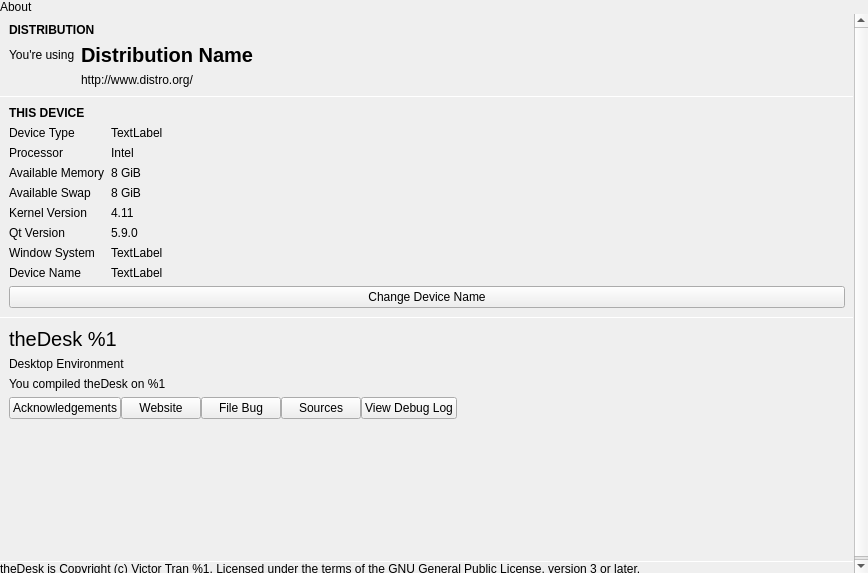
Before: the Qt Designer form desktop/systemsettings/about/about.ui in theCheeseboard/thedesk, drawn with Qt 5.
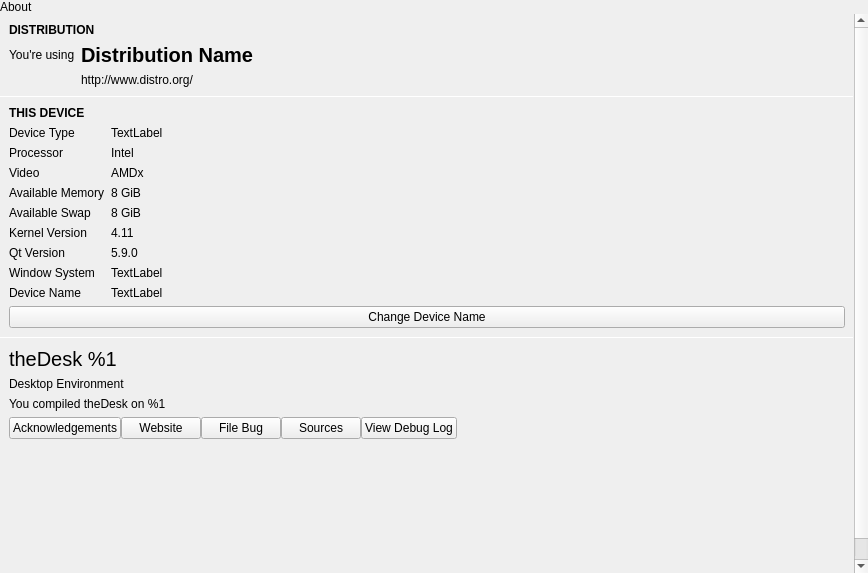
After: the same form once the commit is applied. Icons and pictures are not drawn. Custom widgets are drawn as their Qt base class.

Commit message: Add video information to about page

Diff of the .ui file:
```diff
--- a/desktop/systemsettings/about/about.ui
+++ b/desktop/systemsettings/about/about.ui
@@ -48,9 +48,9 @@
       <property name="geometry">
        <rect>
         <x>0</x>
-        <y>0</y>
+        <y>-105</y>
         <width>854</width>
-        <height>638</height>
+        <height>661</height>
        </rect>
       </property>
       <layout class="QHBoxLayout" name="horizontalLayout">
@@ -223,35 +223,17 @@
                 <property name="spacing">
                  <number>6</number>
                 </property>
-                <item row="2" column="0">
-                 <widget class="QLabel" name="label_107">
+                <item row="2" column="1">
+                 <widget class="tStandardLabel" name="processorType">
                   <property name="text">
-                   <string>Processor</string>
+                   <string notr="true">Intel</string>
                   </property>
                  </widget>
                 </item>
-                <item row="9" column="0" colspan="2">
-                 <widget class="QPushButton" name="changeHostnameButton">
+                <item row="5" column="0">
+                 <widget class="QLabel" name="label_89">
                   <property name="text">
-                   <string>Change Device Name</string>
-                  </property>
-                  <property name="icon">
-                   <iconset theme="edit-rename">
-                    <normaloff>.</normaloff>.</iconset>
-                  </property>
-                 </widget>
-                </item>
-                <item row="4" column="1">
-                 <widget class="QLabel" name="availableSwap">
-                  <property name="text">
-                   <string notr="true">8 GiB</string>
-                  </property>
-                 </widget>
-                </item>
-                <item row="5" column="1">
-                 <widget class="QLabel" name="kernelVersion">
-                  <property name="text">
-                   <string notr="true">4.11</string>
+                   <string>Available Swap</string>
                   </property>
                  </widget>
                 </item>
@@ -267,86 +249,31 @@
                   </property>
                  </widget>
                 </item>
-                <item row="8" column="1">
-                 <widget class="QLabel" name="hostnameLabel">
-                  <property name="text">
-                   <string notr="true">TextLabel</string>
-                  </property>
-                 </widget>
-                </item>
-                <item row="3" column="0">
-                 <widget class="QLabel" name="label_88">
-                  <property name="text">
-                   <string>Available Memory</string>
-                  </property>
-                 </widget>
-                </item>
-                <item row="5" column="0">
+                <item row="6" column="0">
                  <widget class="QLabel" name="label_91">
                   <property name="text">
                    <string>Kernel Version</string>
                   </property>
                  </widget>
                 </item>
-                <item row="2" column="1">
-                 <widget class="QLabel" name="processorType">
+                <item row="9" column="0">
+                 <widget class="QLabel" name="label">
                   <property name="text">
-                   <string notr="true">Intel</string>
+                   <string>Device Name</string>
                   </property>
                  </widget>
                 </item>
-                <item row="7" column="0">
+                <item row="8" column="0">
                  <widget class="QLabel" name="label_2">
                   <property name="text">
                    <string>Window System</string>
                   </property>
                  </widget>
                 </item>
-                <item row="3" column="1">
-                 <widget class="QLabel" name="availableMemory">
-                  <property name="sizePolicy">
-                   <sizepolicy hsizetype="Expanding" vsizetype="Preferred">
-                    <horstretch>0</horstretch>
-                    <verstretch>0</verstretch>
-                   </sizepolicy>
-                  </property>
-                  <property name="text">
-                   <string notr="true">8 GiB</string>
-                  </property>
-                 </widget>
-                </item>
-                <item row="6" column="1">
-                 <widget class="QLabel" name="qtVersion">
-                  <property name="text">
-                   <string notr="true">5.9.0</string>
-                  </property>
-                 </widget>
-                </item>
-                <item row="7" column="1">
-                 <widget class="QLabel" name="windowSystemLabel">
-                  <property name="text">
-                   <string notr="true">TextLabel</string>
-                  </property>
-                 </widget>
-                </item>
-                <item row="6" column="0">
-                 <widget class="QLabel" name="label_90">
-                  <property name="text">
-                   <string>Qt Version</string>
-                  </property>
-                 </widget>
-                </item>
                 <item row="4" column="0">
-                 <widget class="QLabel" name="label_89">
+                 <widget class="QLabel" name="label_88">
                   <property name="text">
-                   <string>Available Swap</string>
-                  </property>
-                 </widget>
-                </item>
-                <item row="8" column="0">
-                 <widget class="QLabel" name="label">
-                  <property name="text">
-                   <string>Device Name</string>
+                   <string>Available Memory</string>
                   </property>
                  </widget>
                 </item>
@@ -357,13 +284,99 @@
                   </property>
                  </widget>
                 </item>
+                <item row="6" column="1">
+                 <widget class="tStandardLabel" name="kernelVersion">
+                  <property name="text">
+                   <string notr="true">4.11</string>
+                  </property>
+                 </widget>
+                </item>
+                <item row="10" column="0" colspan="2">
+                 <widget class="QPushButton" name="changeHostnameButton">
+                  <property name="text">
+                   <string>Change Device Name</string>
+                  </property>
+                  <property name="icon">
+                   <iconset theme="edit-rename"/>
+                  </property>
+                 </widget>
+                </item>
+                <item row="7" column="0">
+                 <widget class="QLabel" name="label_90">
+                  <property name="text">
+                   <string>Qt Version</string>
+                  </property>
+                 </widget>
+                </item>
+                <item row="9" column="1">
+                 <widget class="tStandardLabel" name="hostnameLabel">
+                  <property name="text">
+                   <string notr="true">TextLabel</string>
+                  </property>
+                 </widget>
+                </item>
+                <item row="4" column="1">
+                 <widget class="tStandardLabel" name="availableMemory">
+                  <property name="sizePolicy">
+                   <sizepolicy hsizetype="Expanding" vsizetype="Preferred">
+                    <horstretch>0</horstretch>
+                    <verstretch>0</verstretch>
+                   </sizepolicy>
+                  </property>
+                  <property name="text">
+                   <string notr="true">8 GiB</string>
+                  </property>
+                 </widget>
+                </item>
                 <item row="1" column="1">
-                 <widget class="QLabel" name="deviceTypeLabel">
+                 <widget class="tStandardLabel" name="deviceTypeLabel">
                   <property name="text">
                    <string notr="true">TextLabel</string>
                   </property>
                  </widget>
                 </item>
+                <item row="5" column="1">
+                 <widget class="tStandardLabel" name="availableSwap">
+                  <property name="text">
+                   <string notr="true">8 GiB</string>
+                  </property>
+                 </widget>
+                </item>
+                <item row="7" column="1">
+                 <widget class="tStandardLabel" name="qtVersion">
+                  <property name="text">
+                   <string notr="true">5.9.0</string>
+                  </property>
+                 </widget>
+                </item>
+                <item row="8" column="1">
+                 <widget class="tStandardLabel" name="windowSystemLabel">
+                  <property name="text">
+                   <string notr="true">TextLabel</string>
+                  </property>
+                 </widget>
+                </item>
+                <item row="2" column="0">
+                 <widget class="QLabel" name="label_107">
+                  <property name="text">
+                   <string>Processor</string>
+                  </property>
+                 </widget>
+                </item>
+                <item row="3" column="0">
+                 <widget class="QLabel" name="label_4">
+                  <property name="text">
+                   <string>Video</string>
+                  </property>
+                 </widget>
+                </item>
+                <item row="3" column="1">
+                 <widget class="tStandardLabel" name="videoLabel">
+                  <property name="text">
+                   <string notr="true">AMDx</string>
+                  </property>
+                 </widget>
+                </item>
                </layout>
               </widget>
              </item>
@@ -450,8 +463,7 @@
                   <string>Acknowledgements</string>
                  </property>
                  <property name="icon">
-                  <iconset theme="help-about">
-                   <normaloff>.</normaloff>.</iconset>
+                  <iconset theme="help-about"/>
                  </property>
                 </widget>
                </item>
@@ -540,7 +552,7 @@
            </widget>
           </item>
           <item>
-           <widget class="QLabel" name="copyrightNotice">
+           <widget class="tStandardLabel" name="copyrightNotice">
             <property name="text">
              <string notr="true">theDesk is Copyright (c) Victor Tran %1. Licensed under the terms of the GNU General Public License, version 3 or later.</string>
             </property>
@@ -570,6 +582,11 @@
     <signal>backButtonClicked()</signal>
    </slots>
   </customwidget>
+  <customwidget>
+   <class>tStandardLabel</class>
+   <extends>QLabel</extends>
+   <header location="global">tstandardlabel.h</header>
+  </customwidget>
  </customwidgets>
  <resources/>
  <connections/>
```
The commit also changes 25 other files.
